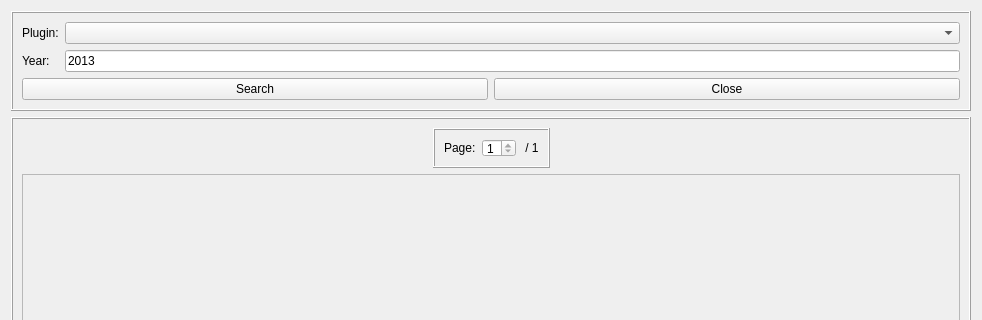
First picture: the form in UI/widgets/webSearchWidget.ui, repository chep/philatelie, before the edit; both pictures show x 0 to 982 and y 0 to 320 of the 982 by 769 pixel window.
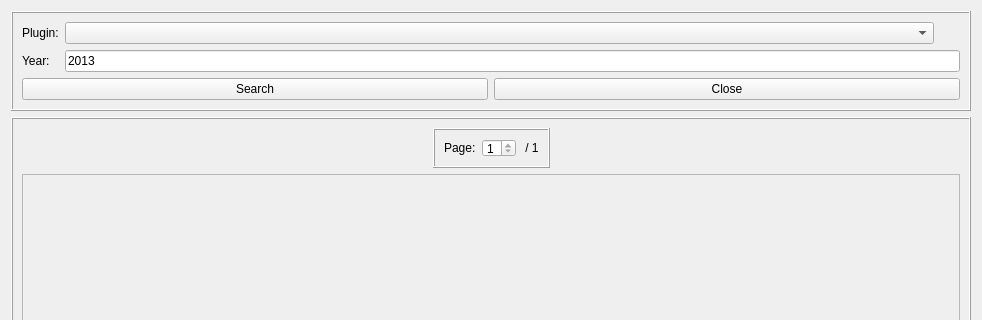
Second picture: the form after the edit.

Commit message: Plugin image and link.

Diff of the .ui file:
```diff
--- a/UI/widgets/webSearchWidget.ui
+++ b/UI/widgets/webSearchWidget.ui
@@ -30,31 +30,79 @@
      </property>
      <layout class="QVBoxLayout" name="verticalLayout_2">
       <item>
-       <layout class="QFormLayout" name="formLayout">
-        <item row="0" column="1">
-         <widget class="QComboBox" name="comboBoxPlugin"/>
+       <layout class="QGridLayout" name="gridLayout_3">
+        <item row="0" column="2">
+         <widget class="QLabel" name="labelPluginImage">
+          <property name="sizePolicy">
+           <sizepolicy hsizetype="Preferred" vsizetype="Preferred">
+            <horstretch>0</horstretch>
+            <verstretch>0</verstretch>
+           </sizepolicy>
+          </property>
+          <property name="text">
+           <string/>
+          </property>
+         </widget>
+        </item>
+        <item row="0" column="0">
+         <widget class="QLabel" name="label">
+          <property name="sizePolicy">
+           <sizepolicy hsizetype="Minimum" vsizetype="Preferred">
+            <horstretch>0</horstretch>
+            <verstretch>0</verstretch>
+           </sizepolicy>
+          </property>
+          <property name="text">
+           <string>Plugin:</string>
+          </property>
+         </widget>
         </item>
         <item row="1" column="0">
          <widget class="QLabel" name="label_2">
+          <property name="sizePolicy">
+           <sizepolicy hsizetype="Minimum" vsizetype="Preferred">
+            <horstretch>0</horstretch>
+            <verstretch>0</verstretch>
+           </sizepolicy>
+          </property>
           <property name="text">
            <string>Year:</string>
           </property>
          </widget>
         </item>
-        <item row="1" column="1">
+        <item row="0" column="1">
+         <widget class="QComboBox" name="comboBoxPlugin">
+          <property name="sizePolicy">
+           <sizepolicy hsizetype="Expanding" vsizetype="Fixed">
+            <horstretch>0</horstretch>
+            <verstretch>0</verstretch>
+           </sizepolicy>
+          </property>
+         </widget>
+        </item>
+        <item row="0" column="3">
+         <widget class="QLabel" name="labelPluginLink">
+          <property name="sizePolicy">
+           <sizepolicy hsizetype="Preferred" vsizetype="Preferred">
+            <horstretch>0</horstretch>
+            <verstretch>0</verstretch>
+           </sizepolicy>
+          </property>
+          <property name="text">
+           <string/>
+          </property>
+          <property name="openExternalLinks">
+           <bool>true</bool>
+          </property>
+         </widget>
+        </item>
+        <item row="1" column="1" colspan="3">
          <widget class="QLineEdit" name="lineEditYear">
           <property name="text">
            <string>2013</string>
           </property>
          </widget>
         </item>
-        <item row="0" column="0">
-         <widget class="QLabel" name="label">
-          <property name="text">
-           <string>Plugin:</string>
-          </property>
-         </widget>
-        </item>
        </layout>
       </item>
       <item>
```
The commit also changes 4 other files.
